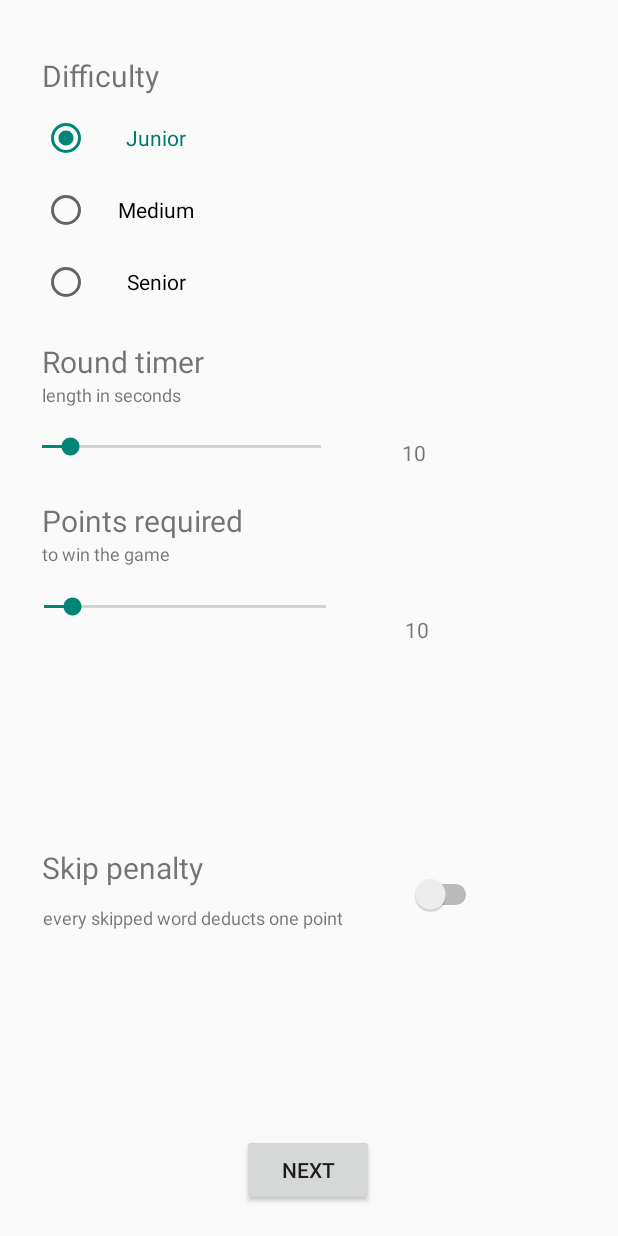
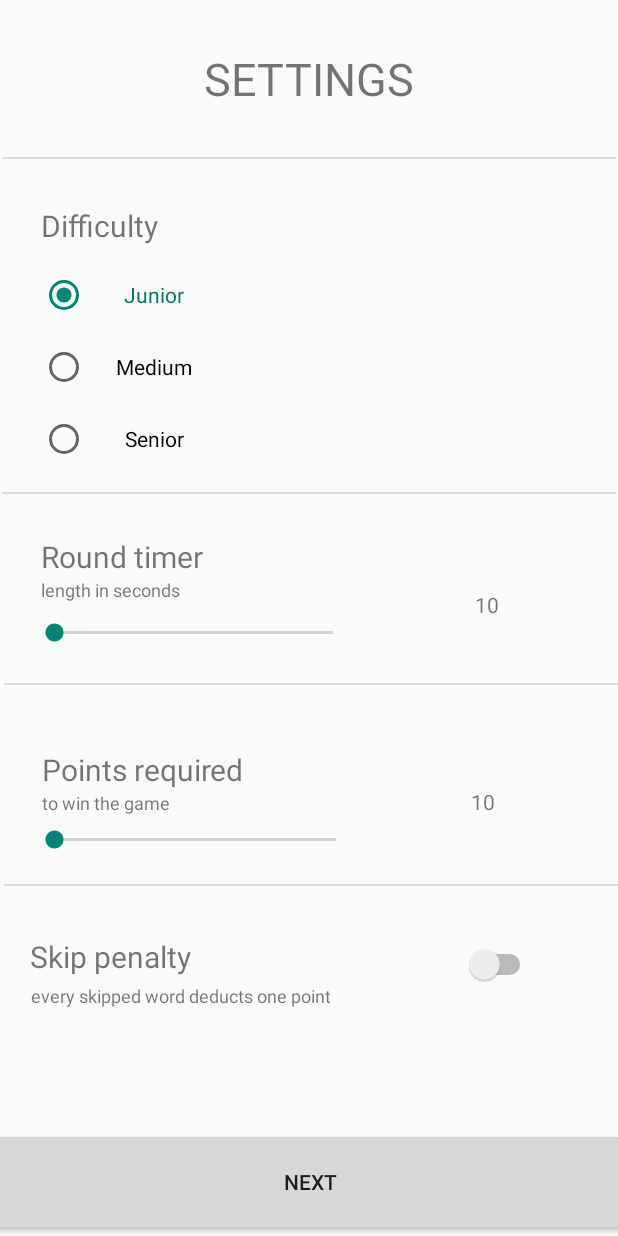
Before and after one commit to Bebrucha/Alias, an Android app: the Settings_4 screen opened directly, with no data from a screen before it, on a phone screen of 412 x 824 dp. Run offline under Robolectric (Android 15) with nearby library versions, the phone set to English and light mode, and no system bars.

Commit message:
4 fragmentas grazus dabar Kiekvieno fragmento headeriui sudeti atskyrimai Settingsuose round timeriui ir points required padaryta, kad tik nuo 10 galima rinktis Visur disablintas ejimas atgal, palikta tik navigacija mygtukais

```diff
--- a/app/src/main/java/com/example/alias/How_To_Play_2.java
+++ b/app/src/main/java/com/example/alias/How_To_Play_2.java
@@ -10,6 +10,10 @@ import android.widget.Button;
 
 public class How_To_Play_2 extends AppCompatActivity {
 
+    @Override
+    public void onBackPressed() {
+
+    }
     @Override
     protected void onCreate(Bundle savedInstanceState) {
 
--- a/app/src/main/java/com/example/alias/Main.java
+++ b/app/src/main/java/com/example/alias/Main.java
@@ -17,6 +17,10 @@ import java.util.Locale;
 
 public class Main extends AppCompatActivity {
 
+    @Override
+    public void onBackPressed() {
+
+    }
     // --------main game variable ----- public, thus we can use it everywhere----
     public static Game game = new Game();
     //--------------------------------------------------------------------------
@@ -59,6 +63,7 @@ public class Main extends AppCompatActivity {
                     sound_effect.start();
             }
         });
+
 
         // HOW TO PLAY button ----------------------------------------------------------------------
         Button HowToPlay =findViewById(R.id.button_howtoplay);
--- a/app/src/main/java/com/example/alias/Playing_Phase_6.java
+++ b/app/src/main/java/com/example/alias/Playing_Phase_6.java
@@ -20,6 +20,10 @@ import java.util.ArrayList;
 
 public class Playing_Phase_6 extends AppCompatActivity {
 
+    @Override
+    public void onBackPressed() {
+
+    }
     CountDownTimer cdTimer;
     TextView Timer;
     long timer=0;
--- a/app/src/main/java/com/example/alias/Settings_4.java
+++ b/app/src/main/java/com/example/alias/Settings_4.java
@@ -15,6 +15,10 @@ import android.widget.TextView;
 import android.widget.Toast;
 
 public class Settings_4 extends AppCompatActivity {
+    @Override
+    public void onBackPressed() {
+
+    }
 
     @Override
     protected void onCreate(Bundle savedInstanceState) {
@@ -37,15 +41,17 @@ public class Settings_4 extends AppCompatActivity {
         });
 
         SeekBar seekBarLength = findViewById(R.id.seekBar_settings_round_length);
-        seekBarLength.setProgress(10);
-        seekBarLength.setMax(100);
+        seekBarLength.setProgress(0);
+        seekBarLength.setMax(90);
+        int minL = 10;
         TextView seekBarL = findViewById(R.id.textView_seek_bar_length);
 
         /// TIME FOR ONE ROUND seekbar -------------------------------------------------------------
         seekBarLength.setOnSeekBarChangeListener(new SeekBar.OnSeekBarChangeListener(){
             @Override
             public void onProgressChanged(SeekBar seekBar, int progress, boolean fromUser) {
-                seekBarL.setText(String.valueOf(progress));
+                int value = minL + progress;
+                seekBarL.setText(String.valueOf(value));
             }
             @Override
             public void onStartTrackingTouch(SeekBar seekBar) {
@@ -58,15 +64,17 @@ public class Settings_4 extends AppCompatActivity {
 
         /// NUM OF POINTS TO WIN THE GAME ----------------------------------------------------------
         SeekBar seekBarPoints = findViewById(R.id.seekBar_settings_max_points);
-        seekBarPoints.setProgress(10);
-        seekBarPoints.setMax(100);
+        seekBarPoints.setProgress(0);
+        seekBarPoints.setMax(90);
+        int minP = 10;
 
         TextView seekBarP = findViewById(R.id.textView_seek_bar_points);
 
         seekBarPoints.setOnSeekBarChangeListener(new SeekBar.OnSeekBarChangeListener(){
             @Override
             public void onProgressChanged(SeekBar seekBar, int progress, boolean fromUser) {
-                seekBarP.setText(String.valueOf(progress));
+                int value = minP + progress;
+                seekBarP.setText(String.valueOf(value));
             }
             @Override
             public void onStartTrackingTouch(SeekBar seekBar) {
@@ -139,5 +147,6 @@ public class Settings_4 extends AppCompatActivity {
                 Main.game.setDifficulty(3);
             }
         });
+
     }
 }
--- a/app/src/main/java/com/example/alias/Team_Count_3.java
+++ b/app/src/main/java/com/example/alias/Team_Count_3.java
@@ -12,6 +12,10 @@ import android.widget.TextView;
 
 public class Team_Count_3 extends AppCompatActivity {
 
+    @Override
+    public void onBackPressed() {
+
+    }
     @Override
     protected void onCreate(Bundle savedInstanceState) {
         super.onCreate(savedInstanceState);
--- a/app/src/main/java/com/example/alias/Team_Scores_10.java
+++ b/app/src/main/java/com/example/alias/Team_Scores_10.java
@@ -12,6 +12,10 @@ import android.widget.Button;
 
 public class Team_Scores_10 extends AppCompatActivity {
 
+    @Override
+    public void onBackPressed() {
+
+    }
     @Override
     protected void onCreate(Bundle savedInstanceState) {
         super.onCreate(savedInstanceState);
--- a/app/src/main/java/com/example/alias/Team_Scores_11.java
+++ b/app/src/main/java/com/example/alias/Team_Scores_11.java
@@ -13,6 +13,10 @@ import android.widget.TextView;
 
 public class Team_Scores_11 extends AppCompatActivity {
 
+    @Override
+    public void onBackPressed() {
+
+    }
     @Override
     protected void onCreate(Bundle savedInstanceState) {
         super.onCreate(savedInstanceState);
--- a/app/src/main/java/com/example/alias/Team_Scores_5.java
+++ b/app/src/main/java/com/example/alias/Team_Scores_5.java
@@ -13,6 +13,10 @@ import android.widget.TextView;
 
 public class Team_Scores_5 extends AppCompatActivity{
 
+    @Override
+    public void onBackPressed() {
+
+    }
     protected void onCreate(Bundle savedInstanceState){
         super.onCreate(savedInstanceState);
         setContentView(R.layout.activity_team_scores_5);
--- a/app/src/main/res/layout/activity_settings_4.xml
+++ b/app/src/main/res/layout/activity_settings_4.xml
@@ -13,27 +13,26 @@
         android:id="@+id/textView7"
         android:layout_width="wrap_content"
         android:layout_height="wrap_content"
-        android:layout_marginTop="28dp"
         android:text="@string/difficulty"
         android:textAlignment="center"
         android:textSize="20sp"
         app:layout_constraintBottom_toTopOf="@+id/radioGroup"
         app:layout_constraintEnd_toEndOf="parent"
-        app:layout_constraintHorizontal_bias="0.084"
+        app:layout_constraintHorizontal_bias="0.081"
         app:layout_constraintStart_toStartOf="parent"
-        app:layout_constraintTop_toTopOf="parent"
-        app:layout_constraintVertical_bias="0.692" />
+        app:layout_constraintTop_toBottomOf="@+id/divider8"
+        app:layout_constraintVertical_bias="0.785" />
 
     <RadioGroup
         android:id="@+id/radioGroup"
-        android:layout_width="wrap_content"
-        android:layout_height="wrap_content"
+        android:layout_width="120dp"
+        android:layout_height="143dp"
         android:layout_centerHorizontal="true"
-        android:layout_marginTop="68dp"
+        android:layout_marginBottom="12dp"
+        app:layout_constraintBottom_toTopOf="@+id/divider9"
         app:layout_constraintEnd_toEndOf="parent"
-        app:layout_constraintHorizontal_bias="0.096"
-        app:layout_constraintStart_toStartOf="parent"
-        app:layout_constraintTop_toTopOf="parent">
+        app:layout_constraintHorizontal_bias="0.092"
+        app:layout_constraintStart_toStartOf="parent">
 
 
         <RadioButton
@@ -62,36 +61,57 @@
 
     </RadioGroup>
 
-    <Button
-        android:id="@+id/button_settings_next_4"
-        android:layout_width="wrap_content"
-        android:layout_height="wrap_content"
-        android:layout_marginBottom="20dp"
-        android:text="@string/next"
-        android:textAlignment="center"
-        app:layout_constraintBottom_toBottomOf="parent"
+    <View
+        android:id="@+id/divider10"
+        android:layout_width="409dp"
+        android:layout_height="1dp"
+        android:background="?android:attr/listDivider"
+        app:layout_constraintBottom_toTopOf="@+id/button_settings_next_4"
         app:layout_constraintEnd_toEndOf="parent"
-        app:layout_constraintHorizontal_bias="0.498"
+        app:layout_constraintHorizontal_bias="1.0"
+        app:layout_constraintStart_toStartOf="parent"
+        app:layout_constraintTop_toTopOf="parent"
+        app:layout_constraintVertical_bias="0.607" />
+
+    <SeekBar
+        android:id="@+id/seekBar_settings_max_points"
+        android:layout_width="220dp"
+        android:layout_height="34dp"
+        android:layout_marginBottom="12dp"
+        app:layout_constraintBottom_toTopOf="@+id/divider11"
+        app:layout_constraintEnd_toEndOf="parent"
+        app:layout_constraintHorizontal_bias="0.104"
         app:layout_constraintStart_toStartOf="parent" />
 
-    <Switch
-        android:id="@+id/penalty_switch"
-        android:layout_width="wrap_content"
-        android:layout_height="wrap_content"
-        android:layout_marginEnd="60dp"
-        android:layout_marginBottom="204dp"
-        android:minWidth="48dp"
-        android:minHeight="48dp"
-        app:layout_constraintBottom_toBottomOf="parent"
+    <TextView
+        android:id="@+id/textView_seek_bar_points"
+        android:layout_width="48dp"
+        android:layout_height="24dp"
+        android:layout_marginStart="20dp"
+        android:layout_marginTop="68dp"
+        android:text="@string/ten"
+        android:textAlignment="center"
         app:layout_constraintEnd_toEndOf="parent"
-        app:layout_constraintHorizontal_bias="0.819"
-        app:layout_constraintStart_toEndOf="@+id/textView15" />
+        app:layout_constraintHorizontal_bias="0.368"
+        app:layout_constraintStart_toEndOf="@+id/seekBar_settings_max_points"
+        app:layout_constraintTop_toBottomOf="@+id/divider10" />
+
+    <View
+        android:id="@+id/divider11"
+        android:layout_width="409dp"
+        android:layout_height="1dp"
+        android:background="?android:attr/listDivider"
+        app:layout_constraintBottom_toTopOf="@+id/button_settings_next_4"
+        app:layout_constraintEnd_toEndOf="parent"
+        app:layout_constraintHorizontal_bias="1.0"
+        app:layout_constraintStart_toStartOf="parent"
+        app:layout_constraintTop_toTopOf="parent"
+        app:layout_constraintVertical_bias="0.785" />
 
     <TextView
         android:id="@+id/textView13"
         android:layout_width="wrap_content"
         android:layout_height="wrap_content"
-        android:layout_marginTop="344dp"
         android:text="@string/to_win_the_game"
         android:textSize="12sp"
         app:layout_constraintBottom_toTopOf="@+id/seekBar_settings_max_points"
@@ -99,35 +119,46 @@
         app:layout_constraintHorizontal_bias="0.086"
         app:layout_constraintStart_toStartOf="parent"
         app:layout_constraintTop_toTopOf="parent"
-        app:layout_constraintVertical_bias="0.607" />
+        app:layout_constraintVertical_bias="1.0" />
+
+    <TextView
+        android:id="@+id/textView11"
+        android:layout_width="wrap_content"
+        android:layout_height="wrap_content"
+        android:layout_marginTop="24dp"
+        android:text="@string/points_required"
+        android:textSize="20sp"
+        app:layout_constraintBottom_toTopOf="@+id/textView13"
+        app:layout_constraintEnd_toEndOf="parent"
+        app:layout_constraintHorizontal_bias="0.101"
+        app:layout_constraintStart_toStartOf="parent"
+        app:layout_constraintTop_toBottomOf="@+id/divider10"
+        app:layout_constraintVertical_bias="1.0" />
+
+    <View
+        android:id="@+id/divider9"
+        android:layout_width="409dp"
+        android:layout_height="1dp"
+        android:background="?android:attr/listDivider"
+        app:layout_constraintBottom_toTopOf="@+id/button_settings_next_4"
+        app:layout_constraintEnd_toEndOf="parent"
+        app:layout_constraintStart_toStartOf="parent"
+        app:layout_constraintTop_toTopOf="parent"
+        app:layout_constraintVertical_bias="0.437" />
 
     <TextView
         android:id="@+id/textView12"
         android:layout_width="wrap_content"
         android:layout_height="wrap_content"
-        android:layout_marginTop="212dp"
         android:text="@string/round_timer"
         android:textAlignment="center"
         android:textSize="20sp"
         app:layout_constraintBottom_toTopOf="@+id/textView14"
         app:layout_constraintEnd_toEndOf="parent"
-        app:layout_constraintHorizontal_bias="0.092"
+        app:layout_constraintHorizontal_bias="0.089"
         app:layout_constraintStart_toStartOf="parent"
-        app:layout_constraintTop_toTopOf="parent"
+        app:layout_constraintTop_toBottomOf="@+id/divider9"
         app:layout_constraintVertical_bias="1.0" />
-
-    <SeekBar
-        android:id="@+id/seekBar_settings_round_length"
-        android:layout_width="218dp"
-        android:layout_height="35dp"
-        android:layout_marginStart="12dp"
-        android:layout_marginTop="260dp"
-        app:layout_constraintBottom_toTopOf="@+id/textView11"
-        app:layout_constraintEnd_toStartOf="@+id/textView_seek_bar_length"
-        app:layout_constraintHorizontal_bias="0.0"
-        app:layout_constraintStart_toStartOf="parent"
-        app:layout_constraintTop_toTopOf="parent"
-        app:layout_constraintVertical_bias="0.538" />
 
     <TextView
         android:id="@+id/textView14"
@@ -139,87 +170,105 @@
         android:textSize="12sp"
         app:layout_constraintBottom_toTopOf="@+id/seekBar_settings_round_length"
         app:layout_constraintEnd_toEndOf="parent"
-        app:layout_constraintHorizontal_bias="0.088"
+        app:layout_constraintHorizontal_bias="0.085"
         app:layout_constraintStart_toStartOf="parent"
         app:layout_constraintTop_toTopOf="parent"
-        app:layout_constraintVertical_bias="0.655" />
+        app:layout_constraintVertical_bias="0.98" />
+
+    <SeekBar
+        android:id="@+id/seekBar_settings_round_length"
+        android:layout_width="218dp"
+        android:layout_height="35dp"
+        android:layout_marginTop="260dp"
+        app:layout_constraintBottom_toTopOf="@+id/divider10"
+        app:layout_constraintEnd_toEndOf="parent"
+        app:layout_constraintHorizontal_bias="0.103"
+        app:layout_constraintStart_toStartOf="parent"
+        app:layout_constraintTop_toTopOf="parent"
+        app:layout_constraintVertical_bias="0.904" />
 
     <TextView
         android:id="@+id/textView15"
         android:layout_width="wrap_content"
         android:layout_height="wrap_content"
-        android:layout_marginStart="28dp"
-        android:layout_marginBottom="232dp"
+        android:layout_marginStart="20dp"
+        android:layout_marginBottom="4dp"
         android:text="@string/skip_penalty"
         android:textAlignment="center"
         android:textSize="20sp"
-        app:layout_constraintBottom_toBottomOf="parent"
-        app:layout_constraintStart_toStartOf="parent"
-        app:layout_constraintTop_toBottomOf="@+id/seekBar_settings_max_points"
-        app:layout_constraintVertical_bias="1.0" />
+        app:layout_constraintBottom_toTopOf="@+id/textView16"
+        app:layout_constraintStart_toStartOf="parent" />
 
-    <TextView
-        android:id="@+id/textView_seek_bar_points"
-        android:layout_width="37dp"
-        android:layout_height="19dp"
-        android:layout_marginStart="20dp"
-        android:layout_marginTop="96dp"
-        android:text="@string/ten"
-        android:textAlignment="center"
-        app:layout_constraintEnd_toEndOf="parent"
-        app:layout_constraintHorizontal_bias="0.049"
-        app:layout_constraintStart_toEndOf="@+id/seekBar_settings_max_points"
-        app:layout_constraintTop_toBottomOf="@+id/textView_seek_bar_length" />
-
-    <TextView
-        android:id="@+id/textView11"
+    <Switch
+        android:id="@+id/penalty_switch"
         android:layout_width="wrap_content"
         android:layout_height="wrap_content"
-        android:layout_marginTop="316dp"
-        android:text="@string/points_required"
-        android:textSize="20sp"
-        app:layout_constraintBottom_toTopOf="@+id/textView13"
+        android:layout_marginTop="28dp"
+        android:minWidth="48dp"
+        android:minHeight="48dp"
         app:layout_constraintEnd_toEndOf="parent"
-        app:layout_constraintHorizontal_bias="0.101"
-        app:layout_constraintStart_toStartOf="parent"
-        app:layout_constraintTop_toTopOf="parent"
-        app:layout_constraintVertical_bias="1.0" />
-
-    <SeekBar
-        android:id="@+id/seekBar_settings_max_points"
-        android:layout_width="220dp"
-        android:layout_height="34dp"
-        android:layout_marginTop="388dp"
-        app:layout_constraintEnd_toEndOf="parent"
-        app:layout_constraintHorizontal_bias="0.068"
-        app:layout_constraintStart_toStartOf="parent"
-        app:layout_constraintTop_toTopOf="parent" />
-
-    <TextView
-        android:id="@+id/textView_seek_bar_length"
-        android:layout_width="37dp"
-        android:layout_height="22dp"
-        android:layout_marginStart="121dp"
-        android:layout_marginTop="292dp"
-        android:layout_marginEnd="116dp"
-        android:text="@string/ten"
-        android:textAlignment="center"
-        app:layout_constraintEnd_toEndOf="parent"
-        app:layout_constraintHorizontal_bias="0.0"
-        app:layout_constraintStart_toEndOf="@+id/textView12"
-        app:layout_constraintTop_toTopOf="parent" />
+        app:layout_constraintHorizontal_bias="0.769"
+        app:layout_constraintStart_toEndOf="@+id/textView15"
+        app:layout_constraintTop_toBottomOf="@+id/divider11" />
 
     <TextView
         android:id="@+id/textView16"
         android:layout_width="wrap_content"
         android:layout_height="wrap_content"
-        android:layout_marginStart="28dp"
-        android:layout_marginBottom="204dp"
+        android:layout_marginStart="20dp"
+        android:layout_marginBottom="152dp"
         android:text="@string/every_skipped_word"
         android:textAlignment="center"
         android:textSize="12sp"
         app:layout_constraintBottom_toBottomOf="parent"
         app:layout_constraintStart_toStartOf="parent" />
 
+    <TextView
+        android:id="@+id/textView_seek_bar_length"
+        android:layout_width="44dp"
+        android:layout_height="24dp"
+        android:layout_marginTop="64dp"
+        android:text="@string/ten"
+        android:textAlignment="center"
+        app:layout_constraintEnd_toEndOf="parent"
+        app:layout_constraintHorizontal_bias="0.496"
+        app:layout_constraintStart_toEndOf="@+id/seekBar_settings_round_length"
+        app:layout_constraintTop_toBottomOf="@+id/divider9" />
+
+    <Button
+        android:id="@+id/button_settings_next_4"
+        android:layout_width="488dp"
+        android:layout_height="72dp"
+        android:text="@string/next"
+        android:textAlignment="center"
+        app:layout_constraintBottom_toBottomOf="parent"
+        app:layout_constraintEnd_toEndOf="parent"
+        app:layout_constraintHorizontal_bias="0.506"
+        app:layout_constraintStart_toStartOf="parent"
+        app:layout_constraintTop_toTopOf="parent"
+        app:layout_constraintVertical_bias="1.0" />
+
+    <View
+        android:id="@+id/divider8"
+        android:layout_width="409dp"
+        android:layout_height="1dp"
+        android:background="?android:attr/listDivider"
+        app:layout_constraintBottom_toTopOf="@+id/button_settings_next_4"
+        app:layout_constraintEnd_toEndOf="parent"
+        app:layout_constraintStart_toStartOf="parent"
+        app:layout_constraintTop_toTopOf="parent"
+        app:layout_constraintVertical_bias="0.139" />
+
+    <TextView
+        android:id="@+id/textView9"
+        android:layout_width="wrap_content"
+        android:layout_height="wrap_content"
+        android:text="SETTINGS"
+        android:textSize="30sp"
+        app:layout_constraintBottom_toTopOf="@+id/divider8"
+        app:layout_constraintEnd_toEndOf="parent"
+        app:layout_constraintStart_toStartOf="parent"
+        app:layout_constraintTop_toTopOf="parent" />
+
     //difficulty selection
 </androidx.constraintlayout.widget.ConstraintLayout>
```
